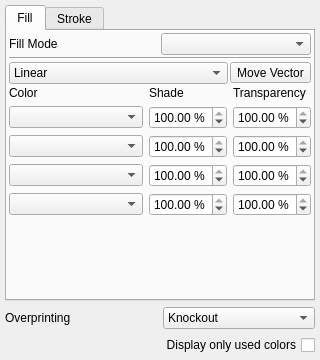
Qt form scribus/ui/colorpalette.ui (nitramr/scribus) before a commit.
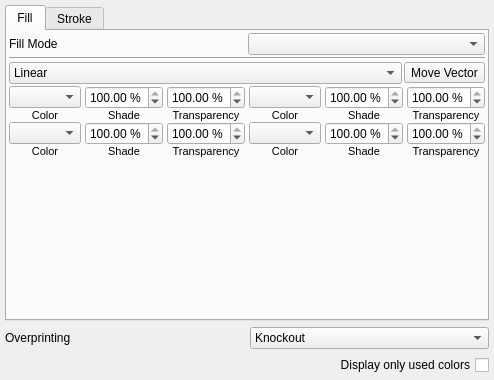
The same form after that commit. The open tabs and pages were chosen to show the change. Custom widgets are drawn as their Qt base class.

Commit message: color palette gradient bug fix

What changed in the file:
```diff
--- a/scribus/ui/colorpalette.ui
+++ b/scribus/ui/colorpalette.ui
@@ -7,7 +7,7 @@
     <x>0</x>
     <y>0</y>
     <width>320</width>
-    <height>360</height>
+    <height>380</height>
    </rect>
   </property>
   <property name="windowTitle">
@@ -262,73 +262,23 @@
                </property>
                <item>
                 <layout class="QGridLayout" name="gridLayout_4">
-                 <item row="0" column="0">
-                  <widget class="QLabel" name="colorPointLabel">
-                   <property name="text">
-                    <string>Color</string>
-                   </property>
-                  </widget>
-                 </item>
+                 <property name="horizontalSpacing">
+                  <number>4</number>
+                 </property>
+                 <property name="verticalSpacing">
+                  <number>0</number>
+                 </property>
                  <item row="0" column="1">
-                  <widget class="QLabel" name="colorShadeLabel">
-                   <property name="text">
-                    <string>Shade</string>
+                  <layout class="QHBoxLayout" name="horizontalLayout_14">
+                   <property name="spacing">
+                    <number>4</number>
                    </property>
-                  </widget>
-                 </item>
-                 <item row="0" column="2">
-                  <widget class="QLabel" name="colorAlphaLabel">
-                   <property name="text">
-                    <string>Transparency</string>
-                   </property>
-                  </widget>
-                 </item>
-                 <item row="1" column="0">
-                  <widget class="ColorCombo" name="colorPoint1">
-                   <property name="sizePolicy">
-                    <sizepolicy hsizetype="Expanding" vsizetype="Fixed">
-                     <horstretch>0</horstretch>
-                     <verstretch>0</verstretch>
-                    </sizepolicy>
-                   </property>
-                  </widget>
-                 </item>
-                 <item row="1" column="1">
-                  <widget class="ScrSpinBox" name="color1Shade">
-                   <property name="suffix">
-                    <string> %</string>
-                   </property>
-                   <property name="minimum">
-                    <double>0.000000000000000</double>
-                   </property>
-                   <property name="maximum">
-                    <double>100.000000000000000</double>
-                   </property>
-                   <property name="singleStep">
-                    <double>10.000000000000000</double>
-                   </property>
-                   <property name="value">
-                    <double>100.000000000000000</double>
-                   </property>
-                  </widget>
-                 </item>
-                 <item row="1" column="2">
-                  <widget class="ScrSpinBox" name="color1Alpha">
-                   <property name="suffix">
-                    <string> %</string>
-                   </property>
-                   <property name="maximum">
-                    <double>100.000000000000000</double>
-                   </property>
-                   <property name="singleStep">
-                    <double>10.000000000000000</double>
-                   </property>
-                   <property name="value">
-                    <double>100.000000000000000</double>
-                   </property>
-                  </widget>
-                 </item>
-                 <item row="2" column="0">
+                   <item>
+                    <layout class="QVBoxLayout" name="layoutColorPoint2">
+                     <property name="spacing">
+                      <number>0</number>
+                     </property>
+                     <item>
                   <widget class="ColorCombo" name="colorPoint2">
                    <property name="sizePolicy">
                     <sizepolicy hsizetype="Expanding" vsizetype="Fixed">
@@ -338,7 +288,29 @@
                    </property>
                   </widget>
                  </item>
-                 <item row="2" column="1">
+                     <item>
+                      <widget class="QLabel" name="label_4">
+                       <property name="font">
+                        <font>
+                         <pointsize>8</pointsize>
+                        </font>
+                       </property>
+                       <property name="text">
+                        <string>Color</string>
+                       </property>
+                       <property name="alignment">
+                        <set>Qt::AlignCenter</set>
+                       </property>
+                      </widget>
+                     </item>
+                    </layout>
+                   </item>
+                   <item>
+                    <layout class="QVBoxLayout" name="verticalLayout_17">
+                     <property name="spacing">
+                      <number>0</number>
+                     </property>
+                     <item>
                   <widget class="ScrSpinBox" name="color2Shade">
                    <property name="suffix">
                     <string> %</string>
@@ -357,7 +329,29 @@
                    </property>
                   </widget>
                  </item>
-                 <item row="2" column="2">
+                     <item>
+                      <widget class="QLabel" name="label_8">
+                       <property name="font">
+                        <font>
+                         <pointsize>8</pointsize>
+                        </font>
+                       </property>
+                       <property name="text">
+                        <string>Shade</string>
+                       </property>
+                       <property name="alignment">
+                        <set>Qt::AlignCenter</set>
+                       </property>
+                      </widget>
+                     </item>
+                    </layout>
+                   </item>
+                   <item>
+                    <layout class="QVBoxLayout" name="verticalLayout_19">
+                     <property name="spacing">
+                      <number>0</number>
+                     </property>
+                     <item>
                   <widget class="ScrSpinBox" name="color2Alpha">
                    <property name="suffix">
                     <string> %</string>
@@ -373,7 +367,272 @@
                    </property>
                   </widget>
                  </item>
-                 <item row="3" column="0">
+                     <item>
+                      <widget class="QLabel" name="label_9">
+                       <property name="font">
+                        <font>
+                         <pointsize>8</pointsize>
+                        </font>
+                       </property>
+                       <property name="text">
+                        <string>Transparency</string>
+                       </property>
+                       <property name="alignment">
+                        <set>Qt::AlignCenter</set>
+                       </property>
+                      </widget>
+                     </item>
+                    </layout>
+                   </item>
+                  </layout>
+                 </item>
+                 <item row="0" column="0">
+                  <layout class="QHBoxLayout" name="horizontalLayout_13">
+                   <property name="spacing">
+                    <number>4</number>
+                   </property>
+                   <item>
+                    <layout class="QVBoxLayout" name="layoutColorPoint1">
+                     <property name="spacing">
+                      <number>0</number>
+                     </property>
+                     <item>
+                      <widget class="ColorCombo" name="colorPoint1">
+                       <property name="sizePolicy">
+                        <sizepolicy hsizetype="Expanding" vsizetype="Fixed">
+                         <horstretch>0</horstretch>
+                         <verstretch>0</verstretch>
+                        </sizepolicy>
+                       </property>
+                      </widget>
+                     </item>
+                     <item>
+                      <widget class="QLabel" name="label">
+                       <property name="font">
+                        <font>
+                         <pointsize>8</pointsize>
+                        </font>
+                       </property>
+                       <property name="text">
+                        <string>Color</string>
+                       </property>
+                       <property name="alignment">
+                        <set>Qt::AlignCenter</set>
+                       </property>
+                      </widget>
+                     </item>
+                    </layout>
+                   </item>
+                   <item>
+                    <layout class="QVBoxLayout" name="verticalLayout_15">
+                     <property name="spacing">
+                      <number>0</number>
+                     </property>
+                     <item>
+                      <widget class="ScrSpinBox" name="color1Shade">
+                       <property name="suffix">
+                        <string> %</string>
+                       </property>
+                       <property name="minimum">
+                        <double>0.000000000000000</double>
+                       </property>
+                       <property name="maximum">
+                        <double>100.000000000000000</double>
+                       </property>
+                       <property name="singleStep">
+                        <double>10.000000000000000</double>
+                       </property>
+                       <property name="value">
+                        <double>100.000000000000000</double>
+                       </property>
+                      </widget>
+                     </item>
+                     <item>
+                      <widget class="QLabel" name="label_2">
+                       <property name="font">
+                        <font>
+                         <pointsize>8</pointsize>
+                        </font>
+                       </property>
+                       <property name="text">
+                        <string>Shade</string>
+                       </property>
+                       <property name="alignment">
+                        <set>Qt::AlignCenter</set>
+                       </property>
+                      </widget>
+                     </item>
+                    </layout>
+                   </item>
+                   <item>
+                    <layout class="QVBoxLayout" name="verticalLayout_16">
+                     <property name="spacing">
+                      <number>0</number>
+                     </property>
+                     <item>
+                      <widget class="ScrSpinBox" name="color1Alpha">
+                       <property name="suffix">
+                        <string> %</string>
+                       </property>
+                       <property name="maximum">
+                        <double>100.000000000000000</double>
+                       </property>
+                       <property name="singleStep">
+                        <double>10.000000000000000</double>
+                       </property>
+                       <property name="value">
+                        <double>100.000000000000000</double>
+                       </property>
+                      </widget>
+                     </item>
+                     <item>
+                      <widget class="QLabel" name="label_3">
+                       <property name="font">
+                        <font>
+                         <pointsize>8</pointsize>
+                        </font>
+                       </property>
+                       <property name="text">
+                        <string>Transparency</string>
+                       </property>
+                       <property name="alignment">
+                        <set>Qt::AlignCenter</set>
+                       </property>
+                      </widget>
+                     </item>
+                    </layout>
+                   </item>
+                  </layout>
+                 </item>
+                 <item row="4" column="0">
+                  <layout class="QHBoxLayout" name="horizontalLayout_16">
+                   <property name="spacing">
+                    <number>4</number>
+                   </property>
+                   <item>
+                    <layout class="QVBoxLayout" name="layoutColorPoint3">
+                     <property name="spacing">
+                      <number>0</number>
+                     </property>
+                     <item>
+                      <widget class="ColorCombo" name="colorPoint4">
+                       <property name="sizePolicy">
+                        <sizepolicy hsizetype="Expanding" vsizetype="Fixed">
+                         <horstretch>0</horstretch>
+                         <verstretch>0</verstretch>
+                        </sizepolicy>
+                       </property>
+                      </widget>
+                     </item>
+                     <item>
+                      <widget class="QLabel" name="label_5">
+                       <property name="font">
+                        <font>
+                         <pointsize>8</pointsize>
+                        </font>
+                       </property>
+                       <property name="text">
+                        <string>Color</string>
+                       </property>
+                       <property name="alignment">
+                        <set>Qt::AlignCenter</set>
+                       </property>
+                      </widget>
+                     </item>
+                    </layout>
+                   </item>
+                   <item>
+                    <layout class="QVBoxLayout" name="verticalLayout_25">
+                     <property name="spacing">
+                      <number>0</number>
+                     </property>
+                     <item>
+                      <widget class="ScrSpinBox" name="color4Alpha">
+                       <property name="suffix">
+                        <string> %</string>
+                       </property>
+                       <property name="maximum">
+                        <double>100.000000000000000</double>
+                       </property>
+                       <property name="singleStep">
+                        <double>10.000000000000000</double>
+                       </property>
+                       <property name="value">
+                        <double>100.000000000000000</double>
+                       </property>
+                      </widget>
+                     </item>
+                     <item>
+                      <widget class="QLabel" name="label_6">
+                       <property name="font">
+                        <font>
+                         <pointsize>8</pointsize>
+                        </font>
+                       </property>
+                       <property name="text">
+                        <string>Shade</string>
+                       </property>
+                       <property name="alignment">
+                        <set>Qt::AlignCenter</set>
+                       </property>
+                      </widget>
+                     </item>
+                    </layout>
+                   </item>
+                   <item>
+                    <layout class="QVBoxLayout" name="verticalLayout_24">
+                     <property name="spacing">
+                      <number>0</number>
+                     </property>
+                     <item>
+                      <widget class="ScrSpinBox" name="color4Shade">
+                       <property name="suffix">
+                        <string> %</string>
+                       </property>
+                       <property name="minimum">
+                        <double>0.000000000000000</double>
+                       </property>
+                       <property name="maximum">
+                        <double>100.000000000000000</double>
+                       </property>
+                       <property name="singleStep">
+                        <double>10.000000000000000</double>
+                       </property>
+                       <property name="value">
+                        <double>100.000000000000000</double>
+                       </property>
+                      </widget>
+                     </item>
+                     <item>
+                      <widget class="QLabel" name="label_7">
+                       <property name="font">
+                        <font>
+                         <pointsize>8</pointsize>
+                        </font>
+                       </property>
+                       <property name="text">
+                        <string>Transparency</string>
+                       </property>
+                       <property name="alignment">
+                        <set>Qt::AlignCenter</set>
+                       </property>
+                      </widget>
+                     </item>
+                    </layout>
+                   </item>
+                  </layout>
+                 </item>
+                 <item row="4" column="1">
+                  <layout class="QHBoxLayout" name="horizontalLayout_15">
+                   <property name="spacing">
+                    <number>4</number>
+                   </property>
+                   <item>
+                    <layout class="QVBoxLayout" name="layoutColorPoint4">
+                     <property name="spacing">
+                      <number>0</number>
+                     </property>
+                     <item>
                   <widget class="ColorCombo" name="colorPoint3">
                    <property name="sizePolicy">
                     <sizepolicy hsizetype="Expanding" vsizetype="Fixed">
@@ -383,7 +642,29 @@
                    </property>
                   </widget>
                  </item>
-                 <item row="3" column="1">
+                     <item>
+                      <widget class="QLabel" name="colorPointLabel">
+                       <property name="font">
+                        <font>
+                         <pointsize>8</pointsize>
+                        </font>
+                       </property>
+                       <property name="text">
+                        <string>Color</string>
+                       </property>
+                       <property name="alignment">
+                        <set>Qt::AlignCenter</set>
+                       </property>
+                      </widget>
+                     </item>
+                    </layout>
+                   </item>
+                   <item>
+                    <layout class="QVBoxLayout" name="verticalLayout_21">
+                     <property name="spacing">
+                      <number>0</number>
+                     </property>
+                     <item>
                   <widget class="ScrSpinBox" name="color3Shade">
                    <property name="suffix">
                     <string> %</string>
@@ -402,7 +683,29 @@
                    </property>
                   </widget>
                  </item>
-                 <item row="3" column="2">
+                     <item>
+                      <widget class="QLabel" name="colorShadeLabel">
+                       <property name="font">
+                        <font>
+                         <pointsize>8</pointsize>
+                        </font>
+                       </property>
+                       <property name="text">
+                        <string>Shade</string>
+                       </property>
+                       <property name="alignment">
+                        <set>Qt::AlignCenter</set>
+                       </property>
+                      </widget>
+                     </item>
+                    </layout>
+                   </item>
+                   <item>
+                    <layout class="QVBoxLayout" name="verticalLayout_22">
+                     <property name="spacing">
+                      <number>0</number>
+                     </property>
+                     <item>
                   <widget class="ScrSpinBox" name="color3Alpha">
                    <property name="suffix">
                     <string> %</string>
@@ -418,50 +721,24 @@
                    </property>
                   </widget>
                  </item>
-                 <item row="4" column="0">
-                  <widget class="ColorCombo" name="colorPoint4">
-                   <property name="sizePolicy">
-                    <sizepolicy hsizetype="Expanding" vsizetype="Fixed">
-                     <horstretch>0</horstretch>
-                     <verstretch>0</verstretch>
-                    </sizepolicy>
-                   </property>
-                  </widget>
-                 </item>
-                 <item row="4" column="1">
-                  <widget class="ScrSpinBox" name="color4Shade">
-                   <property name="suffix">
-                    <string> %</string>
-                   </property>
-                   <property name="minimum">
-                    <double>0.000000000000000</double>
-                   </property>
-                   <property name="maximum">
-                    <double>100.000000000000000</double>
-                   </property>
-                   <property name="singleStep">
-                    <double>10.000000000000000</double>
-                   </property>
-                   <property name="value">
-                    <double>100.000000000000000</double>
-                   </property>
-                  </widget>
-                 </item>
-                 <item row="4" column="2">
-                  <widget class="ScrSpinBox" name="color4Alpha">
-                   <property name="suffix">
-                    <string> %</string>
-                   </property>
-                   <property name="maximum">
-                    <double>100.000000000000000</double>
-                   </property>
-                   <property name="singleStep">
-                    <double>10.000000000000000</double>
-                   </property>
-                   <property name="value">
-                    <double>100.000000000000000</double>
-                   </property>
-                  </widget>
+                     <item>
+                      <widget class="QLabel" name="colorAlphaLabel">
+                       <property name="font">
+                        <font>
+                         <pointsize>8</pointsize>
+                        </font>
+                       </property>
+                       <property name="text">
+                        <string>Transparency</string>
+                       </property>
+                       <property name="alignment">
+                        <set>Qt::AlignCenter</set>
+                       </property>
+                      </widget>
+                     </item>
+                    </layout>
+                   </item>
+                  </layout>
                  </item>
                 </layout>
                </item>
```
Left out of the diff: 184 changed lines with no effect on the pictures. Lines whose indentation alone changed are shown as unchanged. The commit also changes 3 other files.
